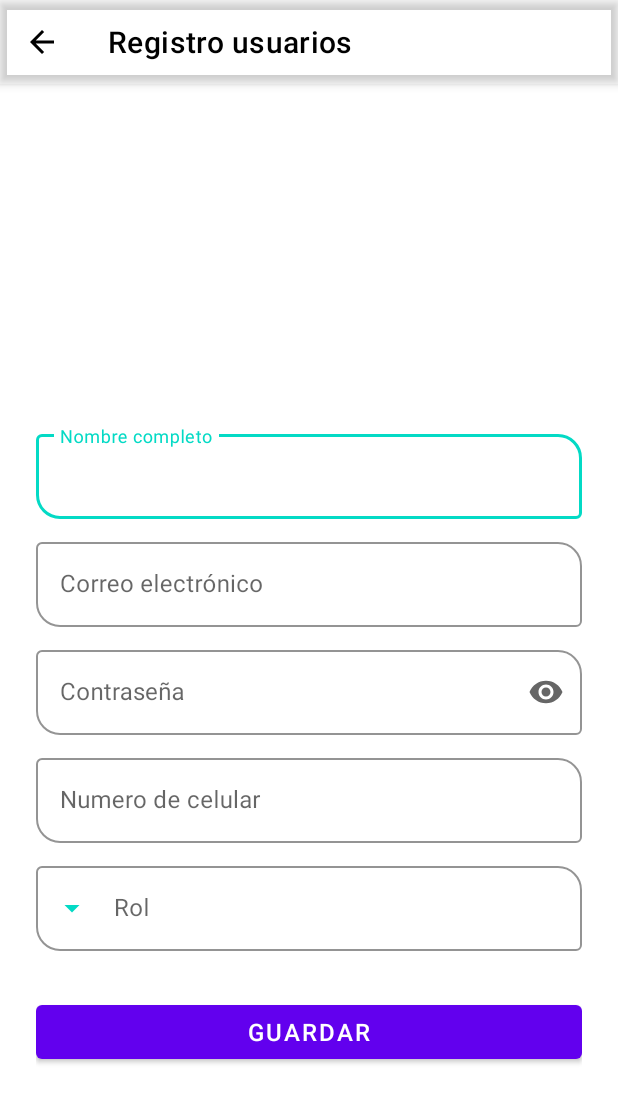
After one commit to roqueCastro/Basuras, an Android app: the RegisterUActivity screen opened directly, with no data from a screen before it, on a phone screen of 412 x 824 dp. The commit adds this screen. Shown: the top 1103 px of the screen. Run offline under Robolectric (Android 15) with nearby library versions, the phone set to English and light mode, and no system bars; our stand-ins replace ButterKnife, Volley; libraries missing offline, so code that uses them is left out: androidx.camera.core; 1 statement that could not run was skipped.

Commit message:
Register user and database

```diff
--- a/app/src/main/AndroidManifest.xml
+++ b/app/src/main/AndroidManifest.xml
@@ -15,8 +15,11 @@
         android:roundIcon="@mipmap/ic_launcher_round"
         android:supportsRtl="true"
         android:theme="@style/AppTheme">
-        <activity android:name=".Activity.UserActivity"
+        <activity android:name=".Activity.RegisterUActivity"
             android:theme="@style/NoActionBarTheme"></activity>
+        <activity
+            android:name=".Activity.UserActivity"
+            android:theme="@style/NoActionBarTheme" />
         <activity
             android:name=".Activity.MapActivity"
             android:theme="@style/NoActionBarTheme" />
--- /dev/null
+++ b/app/src/main/java/com/example/basuras/Activity/RegisterUActivity.java
@@ -0,0 +1,415 @@
+package com.example.basuras.Activity;
+
+import androidx.annotation.NonNull;
+import androidx.appcompat.app.AppCompatActivity;
+import androidx.camera.core.impl.utils.futures.FluentFuture;
+import androidx.collection.ArraySet;
+
+import android.annotation.SuppressLint;
+import android.app.ProgressDialog;
+import android.content.Context;
+import android.content.res.ColorStateList;
+import android.graphics.PorterDuff;
+import android.graphics.drawable.Drawable;
+import android.os.Bundle;
+import android.text.InputType;
+import android.util.Log;
+import android.view.Menu;
+import android.view.MenuItem;
+import android.view.View;
+import android.view.WindowManager;
+import android.view.inputmethod.InputMethodManager;
+import android.widget.AdapterView;
+import android.widget.ArrayAdapter;
+import android.widget.AutoCompleteTextView;
+import android.widget.Button;
+import android.widget.EditText;
+import android.widget.TextView;
+import android.widget.Toast;
+
+import com.example.basuras.R;
+import com.example.basuras.Utilidades.SnackBarClass;
+import com.example.basuras.Utilidades.Utilidades_Proceso;
+import com.example.basuras.Utilidades.Utilidades_Request;
+import com.example.basuras.model.Model;
+import com.example.basuras.model.Reporte;
+import com.example.basuras.model.Usuario;
+import com.example.basuras.volley.ApiVolley;
+import com.google.android.material.appbar.MaterialToolbar;
+import com.google.android.material.snackbar.Snackbar;
+import com.google.android.material.textfield.TextInputLayout;
+import com.google.gson.Gson;
+import com.google.gson.reflect.TypeToken;
+
+import java.lang.reflect.Type;
+import java.util.ArrayList;
+import java.util.List;
+
+import butterknife.BindView;
+import butterknife.BindViews;
+import butterknife.ButterKnife;
+import butterknife.OnClick;
+import butterknife.OnTouch;
+
+public class RegisterUActivity extends AppCompatActivity implements ApiVolley.TaskCallbacks
+{
+
+    private Utilidades_Proceso utilidadesProceso = new Utilidades_Proceso(this);
+    private MaterialToolbar toolbar;
+    private ApiVolley apiVolley;
+    private int actionOperation;
+    private String id_rol;
+
+    //
+    @BindView(R.id.edittext_name)  EditText _name;
+    @BindView(R.id.edittext_email) EditText _email;
+    @BindView(R.id.edittext_pass) EditText _pass;
+    @BindView(R.id.edittext_phone) EditText _phone;
+
+    @BindView(R.id.btn_signupR) Button _btnregistro;
+
+    @BindView(R.id.textInputPass) TextInputLayout _inputPass;
+
+    @BindView(R.id.autoCompleteRol)    AutoCompleteTextView rol;
+
+    @BindViews({ R.id.edittext_name, R.id.edittext_email, R.id.edittext_pass, R.id.edittext_phone }) List<EditText> nameViews;
+    private Menu menuGlobal;
+    private ArrayAdapter<CharSequence> adapter;
+    private ArrayList<Usuario> usuarios = new ArrayList<>();
+    private Gson json = new Gson();
+    private ProgressDialog dialog;
+
+
+    @Override
+    protected void onCreate(Bundle savedInstanceState) {
+        super.onCreate(savedInstanceState);
+        setContentView(R.layout.activity_register_u);
+
+        //
+        ButterKnife.bind(this);
+
+
+        //getExtra intent
+        actionOperation  = getIntent().getExtras().getInt("operation");
+
+        toolbar =  findViewById(R.id.register_toolBar);
+        if (actionOperation != 1) {
+            toolbar.setTitle("Registro usuarios");
+            enabledAllEdittext();
+        }else{
+
+            toolbar.setTitle("Actualizar usuarios");
+            disabledAllEdittext();
+            String data = getIntent().getExtras().getString("usuario");
+            Type dataAlType = new TypeToken<ArrayList<Usuario>>(){}.getType();
+            usuarios = json.fromJson(data,dataAlType);
+//            ButterKnife.
+        }
+        setSupportActionBar(toolbar);
+        //tint 3 ponits menu white
+        final Drawable homeArrow = getResources().getDrawable(R.drawable.ic_arrow_back);
+        homeArrow.setColorFilter(getResources().getColor(android.R.color.black), PorterDuff.Mode.SRC_ATOP);
+        toolbar.setNavigationIcon(homeArrow);
+
+        apiVolley = new ApiVolley((ApiVolley.TaskCallbacks) this, this);
+
+        //LLENAR ROL
+        rol.setInputType(InputType.TYPE_NULL);
+        rol.setOnItemClickListener(new AdapterView.OnItemClickListener() {
+            @Override
+            public void onItemClick(AdapterView<?> adapterView, View view, int position,
+                                    long arg3) {
+                id_rol = String.valueOf(adapterView.getAdapter().getItemId(position) + 1);
+//                textView.setText("");
+            }
+        });
+
+        llenarRol();
+
+    }
+
+    private void llenarRol() {
+        if (usuarios != null && usuarios.size() > 0){
+            Usuario usuario = usuarios.get(0);
+            _name.setText(usuario.getNombre_usu());
+            _email.setText(usuario.getCorreo_usu());
+            _pass.setText(usuario.getPassword());
+            _phone.setText(usuario.getTelefono());
+            id_rol = usuario.getRol_idrol();
+            if (usuario.getRol_idrol().equals("1")){
+                rol.setText("Administrador");
+            }else{
+                rol.setText("Usuario");
+            }
+        }
+
+        ArrayList<String> listaEventos = new ArrayList<String>();
+        listaEventos.add(/*encuestass.get(i).getId_encuesta() + " - " +*/ "Administrador");
+        listaEventos.add(/*encuestass.get(i).getId_encuesta() + " - " +*/ "Usuario");
+
+
+        adapter= new ArrayAdapter(this, android.R.layout.simple_spinner_item,listaEventos);
+        rol.setAdapter(adapter);
+    }
+
+    //BTN REGISTRO
+    public void signUp() {
+//        Log.d(TAG, "Signup");
+
+        _inputPass.setHelperTextEnabled(false);
+        _inputPass.setHelperText("");
+
+        if(!validate()){
+            onSignupFailed();
+            return;
+        }
+
+        disabledAllEdittext();
+        String name = _name.getText().toString();
+        String usu = _email.getText().toString();
+        String pass = _pass.getText().toString();
+        String tele = _phone.getText().toString();
+        String rol = id_rol;
+
+        dialog = new ProgressDialog(this);
+//            dialog.setProgressStyle(ProgressDialog.STYLE_HORIZONTAL);
+        dialog.setMessage("Registrando...");
+        dialog.setIndeterminate(false);
+//            dialog.setMax(100);
+        dialog.setCancelable(false);
+        dialog.show();
+
+        String url = Utilidades_Request.URL;
+        switch (actionOperation){
+            case 1:
+                dialog.cancel();
+                break;
+            default:
+                apiVolley.usuarioAction(url, "insert_usuario", "",
+                        name,
+                        usu,
+                        pass,
+                        tele,
+                        rol
+                );
+        }
+        Log.d("", "");
+
+//        C_W_S_Content(ema, pass);
+
+    }
+
+    public void onSignupFailed() {
+        enabledAllEdittext();
+    }
+
+    //VALIDATION EDITTEX
+    @SuppressLint("ResourceAsColor")
+    public boolean validate() {
+        boolean valid = true;
+
+        String name = _name.getText().toString();
+        String ema = _email.getText().toString();
+        String pass = _pass.getText().toString();
+        String phone = _phone.getText().toString();
+
+        //|| !Patterns.EMAIL_ADDRESS.matcher(ema).matches()
+        if (name.isEmpty() ) {
+            _name.setError("Requerido");
+            valid = false;
+        } else {
+            _name.setError(null);
+        }
+
+        if (ema.isEmpty() ) {
+            _email.setError("Requerido");
+            valid = false;
+        } else {
+            _email.setError(null);
+        }
+
+        if (pass.isEmpty()) {
+//            _pass.setError("Requerido");
+            _inputPass.setHelperTextEnabled(true);
+            _inputPass.setHelperText("Requerido");
+
+            ColorStateList color = utilidadesProceso.getColor();
+
+            _inputPass.setHelperTextColor(color);
+            valid = false;
+        } else {
+            _pass.setError(null);
+            _inputPass.setHelperTextEnabled(false);
+            _inputPass.setHelperText("");
+        }
+
+        if (phone.isEmpty() ) {
+            _phone.setError("Requerido");
+            valid = false;
+        } else {
+            _phone.setError(null);
+        }
+
+        if (id_rol == null) {
+            rol.setError("Requerido");
+            valid = false;
+        } else {
+            rol.setError(null);
+        }
+
+
+
+        return valid;
+    }
+
+    //ENABLED EDTTEXT
+    private void disabledAllEdittext() {
+        for (EditText editText: nameViews){
+            editText.setEnabled(false);
+            editText.setFocusable(false);
+            editText.setFocusableInTouchMode(false);
+        }
+
+        rol.setEnabled(false);
+        rol.setFocusable(false);
+        rol.setFocusableInTouchMode(false);
+        _btnregistro.setEnabled(false);
+    }
+
+    //DISABLED EDTTEXT
+    private void enabledAllEdittext() {
+        for (EditText editText: nameViews){
+            editText.setEnabled(true);
+
+            int i = 0;
+            if (i == 0){
+                editText.setFocusable(true);
+                editText.setFocusableInTouchMode(true);
+                i++;
+            }
+        }
+
+        rol.setEnabled(true);
+        _btnregistro.setEnabled(true);
+    }
+
+    //CALLBACK VOLLEY
+    @Override
+    public void onError(String nameP, String response) {
+        if (dialog != null){
+            if (dialog.isShowing()){
+                dialog.cancel();
+            }
+        }
+        Log.d(nameP, response);
+        msj_snackbar(response, 2);//mensaje
+    }
+
+    @Override
+    public void onSucess(String nameP, String response) {
+        switch (nameP){
+            case "insert_usuario":
+
+                dialog.cancel();
+                if (response.equals("")){
+                    msj_snackbar("No se registro: " + response, 2);
+                }else if(response.equals("true")){
+                    msj_snackbar("Registro exitoso.", 1);
+                    clearEdittext();
+                }
+
+                Log.d("", "");
+                break;
+            case "insert_reporte":
+//                Log.d("", "");
+                break;
+        }
+    }
+
+    //CLEAR IMPUTS
+    private void clearEdittext() {
+        enabledAllEdittext();
+
+        for (EditText editText : nameViews){
+            editText.setText("");
+        }
+
+        rol.setText("");
+    }
+
+    //CLICK REGISTER
+    @OnClick({R.id.btn_signupR})
+    void bottonClick(){
+//        Toast.makeText(getApplicationContext(),"Click btn", Toast.LENGTH_SHORT).show();
+        signUp();
+    }
+
+    //ONCREATE MENU
+    @Override
+    public boolean onCreateOptionsMenu(Menu menu) {
+        getMenuInflater().inflate(R.menu.menu_item_reg, menu);
+
+        if (actionOperation != 0){
+            menuGlobal = menu;
+        }
+
+        return super.onCreateOptionsMenu(menu);
+    }
+
+    @Override
+    public boolean onOptionsItemSelected(@NonNull MenuItem item) {
+
+        switch (item.getItemId()){
+            case android.R.id.home:
+                finish();
+                return true;
+            case R.id.action_menu_item_enable:
+                if (actionOperation != 1){
+                    actionOperation = 1;
+                    disabledAllEdittext();
+                }else{
+                    actionOperation = 22;
+                    enabledAllEdittext();
+                }
+                onPrepareOptionsMenu(menuGlobal);
+                return true;
+            default:
+                return super.onOptionsItemSelected(item);
+        }
+    }
+
+    @Override
+    public boolean onPrepareOptionsMenu(Menu menu) {
+
+        if (actionOperation == 0){
+            MenuItem drawablePerson = menu.findItem(R.id.action_menu_item_enable);
+            drawablePerson.setVisible(false);
+
+        }else{
+            if (menu != null){
+                MenuItem drawablePerson = menu.findItem(R.id.action_menu_item_enable);
+                if (actionOperation != 1){
+                    drawablePerson.setIcon(getResources().getDrawable(R.drawable.ic_person));
+                }else{
+                    drawablePerson.setIcon(getResources().getDrawable(R.drawable.ic_person_disabled));
+                }
+
+                Drawable drawable = drawablePerson.getIcon();
+                drawable.setColorFilter(getResources().getColor(android.R.color.black), PorterDuff.Mode.SRC_ATOP);
+            }
+        }
+
+
+
+        return super.onPrepareOptionsMenu(menu);
+    }
+
+
+    //MENSAJES
+    private void msj_snackbar(String msj, int process){
+//        final Snackbar snack = Snackbar.make(findViewById(android.R.id.content),  snackMsg, Snackbar.LENGTH_INDEFINITE);
+        Snackbar snackbar = Snackbar.make(findViewById(android.R.id.content),  "", Snackbar.LENGTH_LONG);
+        //
+        SnackBarClass.imprimir_messge_snackbar(snackbar, msj , process, this);
+    }
+}
--- a/app/src/main/java/com/example/basuras/Utilidades/Utilidades_Request.java
+++ b/app/src/main/java/com/example/basuras/Utilidades/Utilidades_Request.java
@@ -12,6 +12,7 @@ public class Utilidades_Request {
 //    public static final String IP = "10.97.129.162/";
 //    public static final String IP = "192.168.100.69/";
     public static final String CARPETA = "ws/";
+    public static final String URL = HTTP + IP + CARPETA+ "ws_basura.php?";
 //    public static final String CARPETA = "_rutas-services_/";
     public static final String STORGE = "/storage/emulated/0/";
     public static final String STORGE_ALM_IMAGE = "MultiSelection/images/";
--- /dev/null
+++ b/app/src/main/res/drawable/ic_baseline_arrow_drop_down.xml
@@ -0,0 +1,10 @@
+<vector xmlns:android="http://schemas.android.com/apk/res/android"
+    android:width="24dp"
+    android:height="24dp"
+    android:viewportWidth="24"
+    android:viewportHeight="24"
+    android:tint="?attr/colorControlNormal">
+  <path
+      android:fillColor="@android:color/white"
+      android:pathData="M7,10l5,5 5,-5z"/>
+</vector>
--- /dev/null
+++ b/app/src/main/res/drawable/ic_person_disabled.xml
@@ -0,0 +1,10 @@
+<vector xmlns:android="http://schemas.android.com/apk/res/android"
+    android:width="24dp"
+    android:height="24dp"
+    android:viewportWidth="24"
+    android:viewportHeight="24"
+    android:tint="?attr/colorControlNormal">
+  <path
+      android:fillColor="@android:color/white"
+      android:pathData="M15,6c1.1,0 2,0.9 2,2 0,0.99 -0.73,1.82 -1.67,1.97l-2.31,-2.31C13.19,6.72 14.01,6 15,6m0,-2c-2.21,0 -4,1.79 -4,4 0,0.18 0.03,0.35 0.05,0.52l3.43,3.43c0.17,0.02 0.34,0.05 0.52,0.05 2.21,0 4,-1.79 4,-4s-1.79,-4 -4,-4zM16.69,14.16L22.53,20L23,20v-2c0,-2.14 -3.56,-3.5 -6.31,-3.84zM13.01,16.13L14.88,18L9,18c0.08,-0.24 0.88,-1.01 2.91,-1.57l1.1,-0.3M1.41,1.71L0,3.12l4,4L4,10L1,10v2h3v3h2v-3h2.88l2.51,2.51C9.19,15.11 7,16.3 7,18v2h9.88l4,4 1.41,-1.41L1.41,1.71zM6,10v-0.88l0.88,0.88L6,10z"/>
+</vector>
--- /dev/null
+++ b/app/src/main/res/layout/activity_register_u.xml
@@ -0,0 +1,168 @@
+<?xml version="1.0" encoding="utf-8"?>
+<androidx.coordinatorlayout.widget.CoordinatorLayout xmlns:android="http://schemas.android.com/apk/res/android"
+    xmlns:app="http://schemas.android.com/apk/res-auto"
+    xmlns:tools="http://schemas.android.com/tools"
+    android:layout_width="match_parent"
+    android:layout_height="match_parent"
+    tools:context=".Activity.RegisterUActivity">
+
+
+    <com.google.android.material.appbar.AppBarLayout
+        android:layout_width="match_parent"
+        android:layout_height="wrap_content"
+        android:backgroundTint="@android:color/transparent"
+        tools:ignore="MissingConstraints">
+
+        <com.google.android.material.appbar.MaterialToolbar
+            android:id="@+id/register_toolBar"
+            android:layout_width="match_parent"
+            android:layout_height="?attr/actionBarSize"
+            app:titleTextColor="@android:color/black"
+            />
+    </com.google.android.material.appbar.AppBarLayout>
+
+<!--    android:focusable="false"-->
+<!--    android:focusableInTouchMode="false"-->
+
+    <androidx.core.widget.NestedScrollView
+        android:layout_width="match_parent"
+        android:layout_height="match_parent"
+        app:layout_behavior="com.google.android.material.appbar.AppBarLayout$ScrollingViewBehavior"
+        >
+        <LinearLayout
+            android:orientation="vertical"
+            android:layout_width="match_parent"
+            android:layout_height="wrap_content"
+            android:paddingTop="56dp"
+            android:paddingLeft="24dp"
+            android:paddingRight="24dp"
+
+            tools:ignore="MissingConstraints">
+
+            <ImageView
+                android:layout_width="wrap_content"
+                android:layout_height="72dp"
+                android:layout_marginBottom="100dp"
+
+                android:layout_gravity="center_horizontal"
+
+                />
+
+            <!-- name -->
+            <com.google.android.material.textfield.TextInputLayout
+                android:layout_width="match_parent"
+                android:layout_height="wrap_content"
+                android:hint="Nombre completo"
+                style="@style/TextInputLayoutStyle"
+
+                >
+                <com.google.android.material.textfield.TextInputEditText
+                    android:focusable="false"
+                    android:focusableInTouchMode="false"
+                    android:id="@+id/edittext_name"
+                    android:layout_width="match_parent"
+                    android:layout_height="wrap_content"
+                    android:inputType="text"
+                    android:maxLines="1" />
+            </com.google.android.material.textfield.TextInputLayout>
+
+            <!-- correo -->
+            <com.google.android.material.textfield.TextInputLayout
+
+                android:layout_width="match_parent"
+                android:layout_height="wrap_content"
+                android:hint="Correo electrónico"
+                style="@style/TextInputLayoutStyle"
+
+                >
+                <com.google.android.material.textfield.TextInputEditText
+
+                    android:id="@+id/edittext_email"
+                    android:layout_width="match_parent"
+                    android:layout_height="wrap_content"
+                    android:inputType="textEmailAddress"
+                    android:maxLines="1" />
+            </com.google.android.material.textfield.TextInputLayout>
+
+            <!-- passwoer -->
+            <com.google.android.material.textfield.TextInputLayout
+                android:id="@+id/textInputPass"
+                android:layout_width="match_parent"
+                android:layout_height="wrap_content"
+                android:hint="Contraseña"
+                style="@style/TextInputLayoutStyle"
+                app:endIconMode="password_toggle"
+                app:helperTextEnabled="true"
+                >
+                <com.google.android.material.textfield.TextInputEditText
+                    android:id="@+id/edittext_pass"
+                    android:layout_width="match_parent"
+                    android:layout_height="wrap_content"
+                    android:inputType="textPassword"
+                    android:maxLines="1" />
+            </com.google.android.material.textfield.TextInputLayout>
+
+            <!-- Telefono -->
+            <com.google.android.material.textfield.TextInputLayout
+
+                android:layout_width="match_parent"
+                android:layout_height="wrap_content"
+                android:hint="Numero de celular"
+                style="@style/TextInputLayoutStyle"
+
+                >
+                <com.google.android.material.textfield.TextInputEditText
+
+                    android:id="@+id/edittext_phone"
+                    android:layout_width="match_parent"
+                    android:layout_height="wrap_content"
+                    android:inputType="phone"
+                    android:maxLines="1" />
+            </com.google.android.material.textfield.TextInputLayout>
+
+            <!--ROL-->
+            <com.google.android.material.textfield.TextInputLayout
+                android:layout_width="match_parent"
+                android:layout_height="wrap_content"
+                android:hint="Rol"
+
+                android:theme="@style/exampleCursor"
+                app:boxStrokeColor="@color/colorTextField"
+                app:hintTextColor="@color/colorTextField"
+                app:boxBackgroundMode="outline"
+                style="@style/Widget.MaterialComponents.TextInputLayout.OutlinedBox.ExposedDropdownMenu"
+                app:boxCornerRadiusTopEnd="16dp"
+                app:boxCornerRadiusBottomStart="16dp"
+                app:endIconMode="dropdown_menu"
+                app:endIconTint="@android:color/transparent"
+                app:startIconDrawable="@drawable/ic_baseline_arrow_drop_down"
+                app:startIconTint="@color/colorTextField"
+                android:layout_marginBottom="10dp"
+                >
+
+                <androidx.appcompat.widget.AppCompatAutoCompleteTextView
+                    android:id="@+id/autoCompleteRol"
+                    android:layout_width="match_parent"
+                    android:layout_height="wrap_content" />
+
+            </com.google.android.material.textfield.TextInputLayout>
+
+            <!-- Signup Button    " -->
+            <Button
+                android:id="@+id/btn_signupR"
+                android:layout_width="match_parent"
+                android:layout_height="wrap_content"
+                android:textSize="16sp"
+                android:textColor="@android:color/white"
+                android:layout_marginTop="20dp"
+                android:layout_marginBottom="20dp"
+                android:text="Guardar"
+                />
+
+
+
+        </LinearLayout>
+
+    </androidx.core.widget.NestedScrollView>
+
+</androidx.coordinatorlayout.widget.CoordinatorLayout>
--- /dev/null
+++ b/app/src/main/res/menu/menu_item_reg.xml
@@ -0,0 +1,13 @@
+<?xml version="1.0" encoding="utf-8"?>
+
+
+<menu xmlns:app="http://schemas.android.com/apk/res-auto"
+    xmlns:android="http://schemas.android.com/apk/res/android">
+
+    <item
+        android:id="@+id/action_menu_item_enable"
+        android:icon="@drawable/crop__ic_done"
+        android:title="Dark"
+        app:showAsAction="always" />
+
+</menu>
--- a/build.gradle
+++ b/build.gradle
@@ -10,6 +10,8 @@ buildscript {
     dependencies {
         classpath 'com.android.tools.build:gradle:3.6.1'
         classpath 'com.google.gms:google-services:4.2.0'
+
+//        classpath 'com.jakewharton:butterknife-gradle-plugin:10.2.3'
 
 
         // NOTE: Do not place your application dependencies here; they belong
```
Also changed, not shown: app/build.gradle (+9 -0 lines), app/src/main/java/com/example/basuras/Activity/UserActivity.java (+28 -0 lines), app/src/main/java/com/example/basuras/volley/ApiVolley.java (+37 -0 lines), app/src/main/res/drawable/ic_person_add.xml (added, +10 -0 lines).
